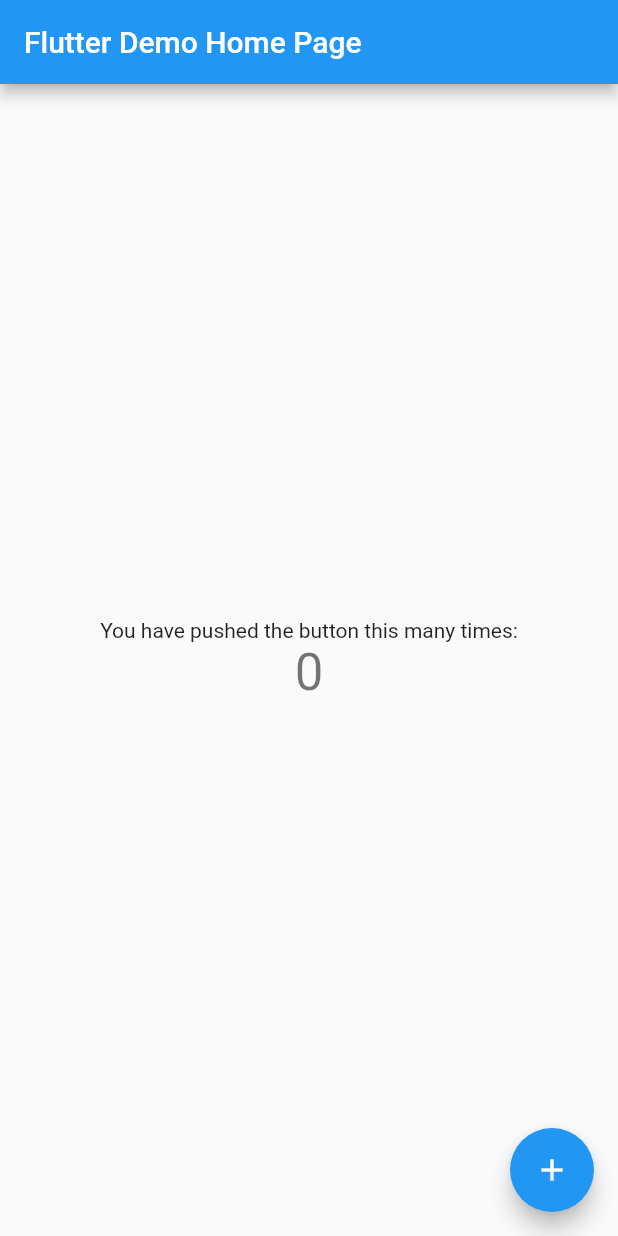
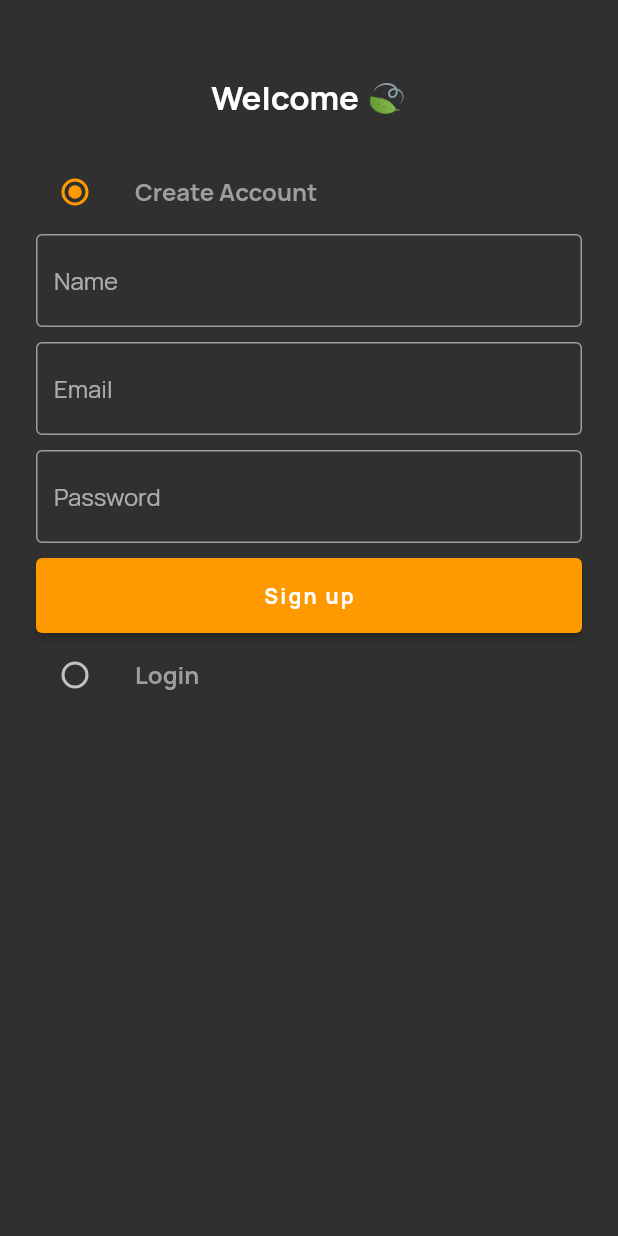
Before and after one commit to gurukishore111/flip-ecommerce, a Flutter app: the screen it shows after launch, on a phone screen of 412 x 824 dp. Run offline on Flutter 3.47's test engine with Material 2 defaults, Android fonts, the phone set to English and light mode, and no system bars; our stand-ins replace google_fonts.

Commit message:
Routes & Auth Screen UI

```diff
--- /dev/null
+++ b/frontend/lib/components/common/CustomButton.dart
@@ -0,0 +1,20 @@
+import 'package:flutter/material.dart';
+
+class CustomButton extends StatelessWidget {
+  final String text;
+  final Function onTap;
+
+  const CustomButton({required this.text, required this.onTap});
+
+  @override
+  Widget build(BuildContext context) {
+    return ElevatedButton(
+      child: Text(
+        text,
+        style: TextStyle(color: Colors.white, fontWeight: FontWeight.bold),
+      ),
+      onPressed: () => onTap(),
+      style: ElevatedButton.styleFrom(minimumSize: Size(double.infinity, 50)),
+    );
+  }
+}
--- /dev/null
+++ b/frontend/lib/components/common/CustomTextField.dart
@@ -0,0 +1,26 @@
+import 'package:flutter/material.dart';
+
+class CustomTextField extends StatelessWidget {
+  final TextEditingController controller;
+  final String placeHolder;
+
+  const CustomTextField({required this.controller, required this.placeHolder});
+
+  @override
+  Widget build(BuildContext context) {
+    return TextFormField(
+      controller: controller,
+      decoration: InputDecoration(
+          hintText: placeHolder,
+          border: OutlineInputBorder(
+              borderSide: BorderSide(
+            color: Colors.grey.shade500,
+          )),
+          enabledBorder: OutlineInputBorder(
+              borderSide: BorderSide(
+            color: Colors.grey.shade500,
+          ))),
+      // validator: () {},
+    );
+  }
+}
--- /dev/null
+++ b/frontend/lib/constants/global_variables.dart
@@ -0,0 +1,53 @@
+import 'package:flutter/material.dart';
+
+String uri = 'http://<yourip>:3000';
+
+class GlobalVariables {
+  // COLORS
+  static const appBarGradient = LinearGradient(
+    colors: [
+      Color.fromARGB(255, 29, 201, 192),
+      Color.fromARGB(255, 125, 221, 216),
+    ],
+    stops: [0.5, 1.0],
+  );
+
+  static const secondaryColor = Color.fromRGBO(255, 153, 0, 1);
+  static const backgroundColor = Colors.white;
+  static const iconColor = Colors.grey;
+  static const Color greyBackgroundCOlor = Color(0xffebecee);
+  static var selectedNavBarColor = Colors.cyan[800]!;
+  static const unselectedNavBarColor = Colors.black87;
+
+  // STATIC IMAGES
+  static const List<String> carouselImages = [
+    'https://images-eu.ssl-images-amazon.com/images/G/31/img21/Wireless/WLA/TS/D37847648_Accessories_savingdays_Jan22_Cat_PC_1500.jpg',
+    'https://images-eu.ssl-images-amazon.com/images/G/31/img2021/Vday/bwl/English.jpg',
+    'https://images-eu.ssl-images-amazon.com/images/G/31/img22/Wireless/AdvantagePrime/BAU/14thJan/D37196025_IN_WL_AdvantageJustforPrime_Jan_Mob_ingress-banner_1242x450.jpg',
+    'https://images-na.ssl-images-amazon.com/images/G/31/Symbol/2020/00NEW/1242_450Banners/PL31_copy._CB432483346_.jpg',
+    'https://images-na.ssl-images-amazon.com/images/G/31/img21/shoes/September/SSW/pc-header._CB641971330_.jpg',
+  ];
+
+  static const List<Map<String, String>> categoryImages = [
+    {
+      'title': 'Mobiles',
+      'image': 'assets/images/mobiles.jpeg',
+    },
+    {
+      'title': 'Essentials',
+      'image': 'assets/images/essentials.jpeg',
+    },
+    {
+      'title': 'Appliances',
+      'image': 'assets/images/appliances.jpeg',
+    },
+    {
+      'title': 'Books',
+      'image': 'assets/images/books.jpeg',
+    },
+    {
+      'title': 'Fashion',
+      'image': 'assets/images/fashion.jpeg',
+    },
+  ];
+}
--- /dev/null
+++ b/frontend/lib/constants/theme.dart
@@ -0,0 +1,30 @@
+import 'package:flip/constants/global_variables.dart';
+import 'package:flutter/material.dart';
+import 'package:google_fonts/google_fonts.dart';
+
+var appTheme = ThemeData(
+  colorScheme: const ColorScheme.dark(primary: GlobalVariables.secondaryColor),
+  appBarTheme: const AppBarTheme(
+    elevation: 0,
+    iconTheme: IconThemeData(
+      color: GlobalVariables.iconColor,
+    ),
+  ),
+  fontFamily: GoogleFonts.manrope().fontFamily,
+  brightness: Brightness.dark,
+  textTheme: const TextTheme(
+    bodyText1: TextStyle(fontSize: 18),
+    bodyText2: TextStyle(fontSize: 16),
+    button: TextStyle(
+      letterSpacing: 1.5,
+      fontWeight: FontWeight.bold,
+    ),
+    headline1: TextStyle(
+      fontWeight: FontWeight.bold,
+    ),
+    subtitle1: TextStyle(
+      color: Colors.grey,
+    ),
+  ),
+  buttonTheme: const ButtonThemeData(),
+);
--- a/frontend/lib/main.dart
+++ b/frontend/lib/main.dart
@@ -1,3 +1,6 @@
+import 'package:flip/constants/theme.dart';
+import 'package:flip/routers/index.dart';
+import 'package:flip/screens/AuthScreen.dart';
 import 'package:flutter/material.dart';
 
 void main() {
@@ -11,105 +14,11 @@
   @override
   Widget build(BuildContext context) {
     return MaterialApp(
+      debugShowCheckedModeBanner: false,
       title: 'Flutter Demo',
-      theme: ThemeData(
-        // This is the theme of your application.
-        //
-        // Try running your application with "flutter run". You'll see the
-        // application has a blue toolbar. Then, without quitting the app, try
-        // changing the primarySwatch below to Colors.green and then invoke
-        // "hot reload" (press "r" in the console where you ran "flutter run",
-        // or simply save your changes to "hot reload" in a Flutter IDE).
-        // Notice that the counter didn't reset back to zero; the application
-        // is not restarted.
-        primarySwatch: Colors.blue,
-      ),
-      home: const MyHomePage(title: 'Flutter Demo Home Page'),
+      theme: appTheme,
+      onGenerateRoute: ((settings) => generateRoute(settings)),
+      home: const AuthScreen(),
     );
   }
 }
-
-class MyHomePage extends StatefulWidget {
-  const MyHomePage({super.key, required this.title});
-
-  // This widget is the home page of your application. It is stateful, meaning
-  // that it has a State object (defined below) that contains fields that affect
-  // how it looks.
-
-  // This class is the configuration for the state. It holds the values (in this
-  // case the title) provided by the parent (in this case the App widget) and
-  // used by the build method of the State. Fields in a Widget subclass are
-  // always marked "final".
-
-  final String title;
-
-  @override
-  State<MyHomePage> createState() => _MyHomePageState();
-}
-
-class _MyHomePageState extends State<MyHomePage> {
-  int _counter = 0;
-
-  void _incrementCounter() {
-    setState(() {
-      // This call to setState tells the Flutter framework that something has
-      // changed in this State, which causes it to rerun the build method below
-      // so that the display can reflect the updated values. If we changed
-      // _counter without calling setState(), then the build method would not be
-      // called again, and so nothing would appear to happen.
-      _counter++;
-    });
-  }
-
-  @override
-  Widget build(BuildContext context) {
-    // This method is rerun every time setState is called, for instance as done
-    // by the _incrementCounter method above.
-    //
-    // The Flutter framework has been optimized to make rerunning build methods
-    // fast, so that you can just rebuild anything that needs updating rather
-    // than having to individually change instances of widgets.
-    return Scaffold(
-      appBar: AppBar(
-        // Here we take the value from the MyHomePage object that was created by
-        // the App.build method, and use it to set our appbar title.
-        title: Text(widget.title),
-      ),
-      body: Center(
-        // Center is a layout widget. It takes a single child and positions it
-        // in the middle of the parent.
-        child: Column(
-          // Column is also a layout widget. It takes a list of children and
-          // arranges them vertically. By default, it sizes itself to fit its
-          // children horizontally, and tries to be as tall as its parent.
-          //
-          // Invoke "debug painting" (press "p" in the console, choose the
-          // "Toggle Debug Paint" action from the Flutter Inspector in Android
-          // Studio, or the "Toggle Debug Paint" command in Visual Studio Code)
-          // to see the wireframe for each widget.
-          //
-          // Column has various properties to control how it sizes itself and
-          // how it positions its children. Here we use mainAxisAlignment to
-          // center the children vertically; the main axis here is the vertical
-          // axis because Columns are vertical (the cross axis would be
-          // horizontal).
-          mainAxisAlignment: MainAxisAlignment.center,
-          children: <Widget>[
-            const Text(
-              'You have pushed the button this many times:',
-            ),
-            Text(
-              '$_counter',
-              style: Theme.of(context).textTheme.headline4,
-            ),
-          ],
-        ),
-      ),
-      floatingActionButton: FloatingActionButton(
-        onPressed: _incrementCounter,
-        tooltip: 'Increment',
-        child: const Icon(Icons.add),
-      ), // This trailing comma makes auto-formatting nicer for build methods.
-    );
-  }
-}
--- /dev/null
+++ b/frontend/lib/routers/index.dart
@@ -0,0 +1,16 @@
+import 'package:flip/screens/AuthScreen.dart';
+import 'package:flip/screens/NotFound.dart';
+import 'package:flutter/material.dart';
+
+Route<dynamic> generateRoute(RouteSettings routeSettings) {
+  switch (routeSettings.name) {
+    case AuthScreen.routeName:
+      return MaterialPageRoute(
+        builder: (_) => const AuthScreen(),
+      );
+    default:
+      return MaterialPageRoute(
+        builder: (_) => const NotFound(),
+      );
+  }
+}
--- /dev/null
+++ b/frontend/lib/screens/AuthScreen.dart
@@ -0,0 +1,140 @@
+import 'package:flip/components/common/CustomButton.dart';
+import 'package:flip/components/common/CustomTextField.dart';
+import 'package:flip/constants/global_variables.dart';
+import 'package:flutter/material.dart';
+
+enum Auth { signin, signup }
+
+class AuthScreen extends StatefulWidget {
+  static const String routeName = '/auth-screen';
+  const AuthScreen({super.key});
+
+  @override
+  State<AuthScreen> createState() => _AuthScreenState();
+}
+
+class _AuthScreenState extends State<AuthScreen> {
+  Auth _auth = Auth.signup;
+
+  final _signUpFormKey = GlobalKey<FormState>();
+  final _signInFormKey = GlobalKey<FormState>();
+  final TextEditingController _emailController = TextEditingController();
+  final TextEditingController _passwordController = TextEditingController();
+  final TextEditingController _nameController = TextEditingController();
+
+  @override
+  void dispose() {
+    // TODO: implement dispose
+    super.dispose();
+    _emailController.dispose();
+    _passwordController.dispose();
+    _nameController.dispose();
+  }
+
+  @override
+  Widget build(BuildContext context) {
+    return Scaffold(
+      body: SafeArea(
+          child: Padding(
+        padding: const EdgeInsets.all(10.0),
+        child: Column(
+          children: [
+            const SizedBox(height: 40),
+            const Text(
+              'Welcome 🍃',
+              style: TextStyle(
+                fontSize: 22,
+                fontWeight: FontWeight.w700,
+              ),
+            ),
+            const SizedBox(height: 20),
+            ListTile(
+              title: const Text(
+                "Create Account",
+                style: TextStyle(
+                  fontWeight: FontWeight.bold,
+                ),
+              ),
+              leading: Radio(
+                activeColor: GlobalVariables.secondaryColor,
+                value: Auth.signup,
+                groupValue: _auth,
+                onChanged: (Auth? val) {
+                  setState(() {
+                    _auth = val!;
+                  });
+                },
+              ),
+            ),
+            Visibility(
+                visible: _auth == Auth.signup,
+                child: Container(
+                  padding: const EdgeInsets.only(left: 14, right: 14),
+                  child: Form(
+                    key: _signUpFormKey,
+                    child: Column(children: [
+                      CustomTextField(
+                        placeHolder: 'Name',
+                        controller: _nameController,
+                      ),
+                      const SizedBox(height: 10),
+                      CustomTextField(
+                        placeHolder: 'Email',
+                        controller: _emailController,
+                      ),
+                      const SizedBox(height: 10),
+                      CustomTextField(
+                        placeHolder: 'Password',
+                        controller: _passwordController,
+                      ),
+                      const SizedBox(height: 10),
+                      CustomButton(text: 'Sign up', onTap: () {})
+                    ]),
+                  ),
+                )),
+            ListTile(
+              title: const Text(
+                "Login",
+                style: TextStyle(
+                  fontWeight: FontWeight.bold,
+                ),
+              ),
+              leading: Radio(
+                activeColor: GlobalVariables.secondaryColor,
+                value: Auth.signin,
+                groupValue: _auth,
+                onChanged: (Auth? val) {
+                  setState(() {
+                    _auth = val!;
+                  });
+                },
+              ),
+            ),
+            Visibility(
+                visible: _auth == Auth.signin,
+                child: Container(
+                  padding: const EdgeInsets.only(left: 14, right: 14),
+                  child: Form(
+                    key: _signUpFormKey,
+                    child: Column(children: [
+                      const SizedBox(height: 10),
+                      CustomTextField(
+                        placeHolder: 'Email',
+                        controller: _emailController,
+                      ),
+                      const SizedBox(height: 10),
+                      CustomTextField(
+                        placeHolder: 'Password',
+                        controller: _passwordController,
+                      ),
+                      const SizedBox(height: 10),
+                      CustomButton(text: 'Sign In', onTap: () {})
+                    ]),
+                  ),
+                )),
+          ],
+        ),
+      )),
+    );
+  }
+}
--- /dev/null
+++ b/frontend/lib/screens/NotFound.dart
@@ -0,0 +1,19 @@
+import 'package:flutter/material.dart';
+import 'package:flutter/src/widgets/container.dart';
+import 'package:flutter/src/widgets/framework.dart';
+
+class NotFound extends StatelessWidget {
+  const NotFound({super.key});
+
+  @override
+  Widget build(BuildContext context) {
+    return Scaffold(
+      appBar: AppBar(
+        title: Text('Not Founded'),
+      ),
+      body: Center(
+        child: Text("Screen doesn't exist"),
+      ),
+    );
+  }
+}
--- a/frontend/pubspec.yaml
+++ b/frontend/pubspec.yaml
@@ -32,10 +32,10 @@
   flutter:
     sdk: flutter
 
-
   # The following adds the Cupertino Icons font to your application.
   # Use with the CupertinoIcons class for iOS style icons.
   cupertino_icons: ^1.0.2
+  google_fonts: 3.0.1
 
 dev_dependencies:
   flutter_test:
@@ -53,7 +53,6 @@
 
 # The following section is specific to Flutter packages.
 flutter:
-
   # The following line ensures that the Material Icons font is
   # included with your application, so that you can use the icons in
   # the material Icons class.
```
Also changed, not shown: frontend/pubspec.lock, 7 other files.
